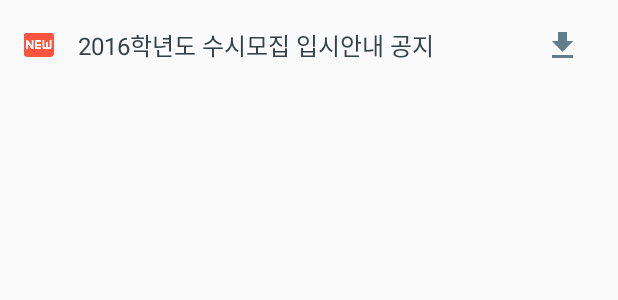
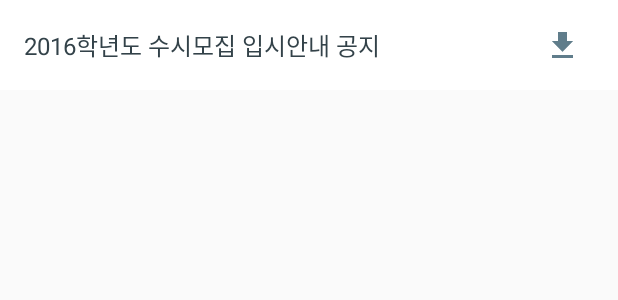
Before and after one commit to indzuby/uosinfo_android, an Android app: the layout element_library.xml on its own in the app's theme, with its tools: preview values and no code run, on a phone screen of 412 x 824 dp. Shown: the top 300 px of the screen. Run offline under Robolectric (Android 15) with nearby library versions, the phone set to English and light mode, and no system bars; Roboto replaces fonts that are not available here.

Commit message:
push , library commit

```diff
--- a/app/build.gradle
+++ b/app/build.gradle
@@ -34,4 +34,9 @@ dependencies {
     compile 'com.android.support:appcompat-v7:23.1.1'
     compile 'com.android.support:design:23.1.1'
     compile 'com.tsengvn:Typekit:1.0.0'
+    compile 'joda-time:joda-time:2.9.1'
+
+    compile 'com.parse.bolts:bolts-tasks:1.3.0'
+    compile 'com.parse:parse-android:1.12.0'
+
 }
--- a/app/src/main/java/com/uos/uosinfo/main/BaseAcitvity.java
+++ b/app/src/main/java/com/uos/uosinfo/main/BaseAcitvity.java
@@ -3,6 +3,7 @@ package com.uos.uosinfo.main;
 import android.content.Context;
 import android.support.v7.app.AppCompatActivity;
 
+import com.parse.ParseAnalytics;
 import com.tsengvn.typekit.TypekitContextWrapper;
 
 /**
@@ -12,5 +13,6 @@ public class BaseAcitvity extends AppCompatActivity {
     @Override
     protected void attachBaseContext(Context newBase) {
         super.attachBaseContext(TypekitContextWrapper.wrap(newBase));
+        ParseAnalytics.trackAppOpenedInBackground(getIntent());
     }
 }
--- a/app/src/main/java/com/uos/uosinfo/main/MainActivity.java
+++ b/app/src/main/java/com/uos/uosinfo/main/MainActivity.java
@@ -18,6 +18,7 @@ public class MainActivity extends BaseAcitvity{
     @Override
     protected void onCreate(Bundle savedInstanceState) {
         super.onCreate(savedInstanceState);
+
         setContentView(R.layout.activity_main);
         Toolbar toolbar = (Toolbar) findViewById(R.id.toolbar);
         toolbar.setTitle("");
--- a/app/src/main/res/layout/element_library.xml
+++ b/app/src/main/res/layout/element_library.xml
@@ -1,31 +1,43 @@
 <?xml version="1.0" encoding="utf-8"?>
-<RelativeLayout xmlns:android="http://schemas.android.com/apk/res/android"
+<LinearLayout xmlns:android="http://schemas.android.com/apk/res/android"
+    android:layout_width="wrap_content"
+    android:layout_height="wrap_content">
+
+    <RelativeLayout
         android:layout_width="match_parent"
+        android:layout_height="60dp"
+        android:background="@color/white"
         android:paddingLeft="16dp"
-    android:paddingRight="16dp"
-    android:layout_height="60dp">
+        android:paddingRight="16dp">
+
         <ImageView
             android:id="@+id/new_icon"
+            android:layout_width="wrap_content"
+            android:layout_height="wrap_content"
             android:layout_centerVertical="true"
+            android:layout_marginRight="16dp"
+            android:src="@mipmap/new_button"
+            android:visibility="gone" />
+
+        <TextView
+            android:id="@+id/library_title"
             android:layout_width="wrap_content"
-        android:src="@mipmap/new_button"
-        android:layout_marginRight="16dp"
-        android:layout_height="wrap_content" />
-    <TextView
+            android:layout_height="wrap_content"
+            android:layout_centerVertical="true"
             android:layout_toRightOf="@+id/new_icon"
-        android:id="@+id/library_title"
-        android:layout_centerVertical="true"
-        android:layout_width="wrap_content"
-        android:textColor="@color/path_contents"
-        android:textSize="16sp"
             android:singleLine="true"
             android:text="2016학년도 수시모집 입시안내 공지"
-        android:layout_height="wrap_content" />
-    <ImageView
+            android:textColor="@color/path_contents"
+            android:textSize="16sp" />
+
+        <ImageButton
+            android:id="@+id/download"
             android:layout_width="wrap_content"
+            android:layout_height="match_parent"
             android:layout_alignParentRight="true"
+            android:background="@null"
+            android:paddingLeft="14dp"
             android:paddingRight="14dp"
-        android:paddingLeft="14dp"
-        android:src="@mipmap/download"
-        android:layout_height="match_parent" />
+            android:src="@mipmap/download" />
     </RelativeLayout>
+</LinearLayout>
--- a/app/src/main/res/values/strings.xml
+++ b/app/src/main/res/values/strings.xml
@@ -1,4 +1,6 @@
 <resources>
     <string name="app_name">서울시립대학교 진로가이드</string>
     <string name="action_settings">Settings</string>
+    <string name="parse_app_id">muEpX85JFB2xzMmGzAVgMLU68HWfpFpk3298Eed3</string>
+    <string name="parse_client_key">lEh3wE3NzwjLbRGaVn5irPr8bBNkUoG0pXGLhaW8</string>
 </resources>
```
Also changed, not shown: app/src/main/AndroidManifest.xml (+41 -0 lines), app/src/main/java/com/uos/uosinfo/adapter/LibraryAdapter.java (added, +79 -0 lines), app/src/main/java/com/uos/uosinfo/domain/Library.java (added, +66 -0 lines), app/src/main/java/com/uos/uosinfo/main/MainApplication.java (+15 -0 lines), app/src/main/java/com/uos/uosinfo/tabs/LibraryFragment.java (+33 -0 lines), app/src/main/res/layout/activity_library.xml (+6 -5 lines). Lines whose indentation alone changed are shown as unchanged.
